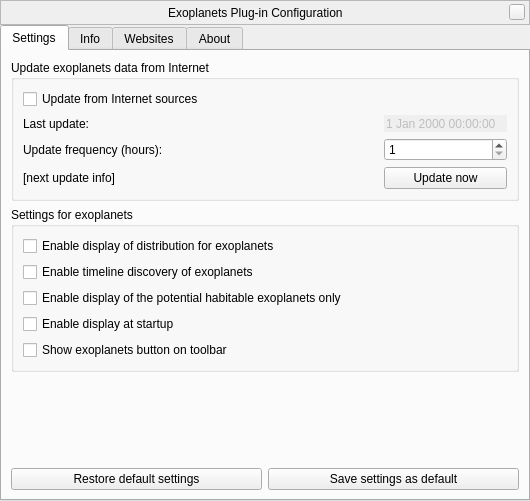
The window that plugins/Exoplanets/src/gui/exoplanetsDialog.ui (519984307/stellarium_src) describes before a commit, drawn with Qt 5.
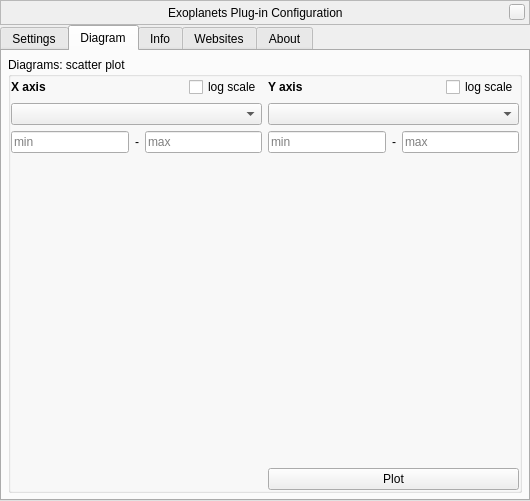
The same window after the commit. The open tabs and pages were chosen to show the change. Custom widgets are drawn as their Qt base class.

Commit message:
Updates the Exoplanets plugin to version 0.3.0: he can now build a dependency graphs of various characteristics of exoplanets. This feature introduces the new dependencies: QCustomPlot and Qt PrintSupport.
Important note: QCustomPlot author gave his permissions to release it
under GPLv2.

```diff
--- a/plugins/Exoplanets/src/gui/exoplanetsDialog.ui
+++ b/plugins/Exoplanets/src/gui/exoplanetsDialog.ui
@@ -336,6 +336,195 @@
        </item>
       </layout>
      </widget>
+     <widget class="QWidget" name="diagramTab">
+      <attribute name="title">
+       <string comment="tab in plugin windows">Diagram</string>
+      </attribute>
+      <layout class="QGridLayout" name="gridLayout_3">
+       <property name="leftMargin">
+        <number>6</number>
+       </property>
+       <property name="topMargin">
+        <number>6</number>
+       </property>
+       <property name="rightMargin">
+        <number>6</number>
+       </property>
+       <property name="bottomMargin">
+        <number>6</number>
+       </property>
+       <item row="0" column="0" rowspan="2">
+        <widget class="QGroupBox" name="diagramGroupBox">
+         <property name="title">
+          <string>Diagrams: scatter plot</string>
+         </property>
+         <layout class="QGridLayout" name="gridLayout_2">
+          <property name="leftMargin">
+           <number>0</number>
+          </property>
+          <property name="topMargin">
+           <number>0</number>
+          </property>
+          <property name="rightMargin">
+           <number>0</number>
+          </property>
+          <property name="bottomMargin">
+           <number>0</number>
+          </property>
+          <item row="7" column="1">
+           <widget class="QPushButton" name="plotDiagram">
+            <property name="maximumSize">
+             <size>
+              <width>280</width>
+              <height>16777215</height>
+             </size>
+            </property>
+            <property name="text">
+             <string>Plot</string>
+            </property>
+           </widget>
+          </item>
+          <item row="0" column="1">
+           <layout class="QVBoxLayout" name="verticalLayout_5">
+            <item>
+             <layout class="QHBoxLayout" name="horizontalLayout_9">
+              <item>
+               <widget class="QLabel" name="labelY">
+                <property name="font">
+                 <font>
+                  <weight>75</weight>
+                  <bold>true</bold>
+                 </font>
+                </property>
+                <property name="text">
+                 <string>Y axis</string>
+                </property>
+               </widget>
+              </item>
+              <item alignment="Qt::AlignRight">
+               <widget class="QCheckBox" name="checkBoxLogY">
+                <property name="toolTip">
+                 <string>Logarithmic scale</string>
+                </property>
+                <property name="text">
+                 <string>log scale</string>
+                </property>
+               </widget>
+              </item>
+             </layout>
+            </item>
+            <item>
+             <widget class="QComboBox" name="comboAxisY"/>
+            </item>
+            <item>
+             <layout class="QHBoxLayout" name="horizontalLayout_3">
+              <item>
+               <widget class="QLineEdit" name="minY">
+                <property name="inputMethodHints">
+                 <set>Qt::ImhDigitsOnly</set>
+                </property>
+                <property name="placeholderText">
+                 <string>min</string>
+                </property>
+               </widget>
+              </item>
+              <item>
+               <widget class="QLabel" name="labelMinMaxY">
+                <property name="text">
+                 <string notr="true">-</string>
+                </property>
+               </widget>
+              </item>
+              <item>
+               <widget class="QLineEdit" name="maxY">
+                <property name="inputMethodHints">
+                 <set>Qt::ImhDigitsOnly</set>
+                </property>
+                <property name="placeholderText">
+                 <string>max</string>
+                </property>
+               </widget>
+              </item>
+             </layout>
+            </item>
+           </layout>
+          </item>
+          <item row="3" column="0" rowspan="4" colspan="2">
+           <widget class="QCustomPlot" name="customPlot" native="true"/>
+          </item>
+          <item row="0" column="0">
+           <layout class="QVBoxLayout" name="verticalLayout_4">
+            <item>
+             <layout class="QHBoxLayout" name="horizontalLayout_8">
+              <item>
+               <widget class="QLabel" name="labelX">
+                <property name="font">
+                 <font>
+                  <weight>75</weight>
+                  <bold>true</bold>
+                 </font>
+                </property>
+                <property name="text">
+                 <string>X axis</string>
+                </property>
+               </widget>
+              </item>
+              <item alignment="Qt::AlignRight">
+               <widget class="QCheckBox" name="checkBoxLogX">
+                <property name="toolTip">
+                 <string>Logarithmic scale</string>
+                </property>
+                <property name="text">
+                 <string>log scale</string>
+                </property>
+               </widget>
+              </item>
+             </layout>
+            </item>
+            <item>
+             <widget class="QComboBox" name="comboAxisX"/>
+            </item>
+            <item>
+             <layout class="QHBoxLayout" name="horizontalLayout_2">
+              <item>
+               <widget class="QLineEdit" name="minX">
+                <property name="inputMethodHints">
+                 <set>Qt::ImhDigitsOnly</set>
+                </property>
+                <property name="text">
+                 <string/>
+                </property>
+                <property name="placeholderText">
+                 <string>min</string>
+                </property>
+               </widget>
+              </item>
+              <item>
+               <widget class="QLabel" name="labelMinMaxX">
+                <property name="text">
+                 <string notr="true">-</string>
+                </property>
+               </widget>
+              </item>
+              <item>
+               <widget class="QLineEdit" name="maxX">
+                <property name="inputMethodHints">
+                 <set>Qt::ImhDigitsOnly</set>
+                </property>
+                <property name="placeholderText">
+                 <string>max</string>
+                </property>
+               </widget>
+              </item>
+             </layout>
+            </item>
+           </layout>
+          </item>
+         </layout>
+        </widget>
+       </item>
+      </layout>
+     </widget>
      <widget class="QWidget" name="infoTab">
       <attribute name="title">
        <string comment="tab in plugin windows">Info</string>
@@ -407,6 +596,11 @@
    <header>Dialog.hpp</header>
    <container>1</container>
   </customwidget>
+  <customwidget>
+   <class>QCustomPlot</class>
+   <extends>QWidget</extends>
+   <header>qcustomplot.h</header>
+  </customwidget>
  </customwidgets>
  <resources/>
  <connections/>
```
The commit also changes 12 other files.
